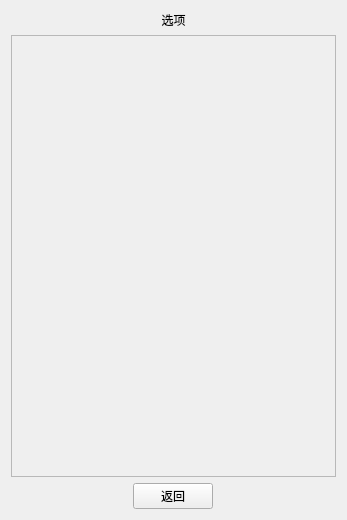
Qt form ui_class/option_window.ui (reflux18d/MaiGO) before a commit.
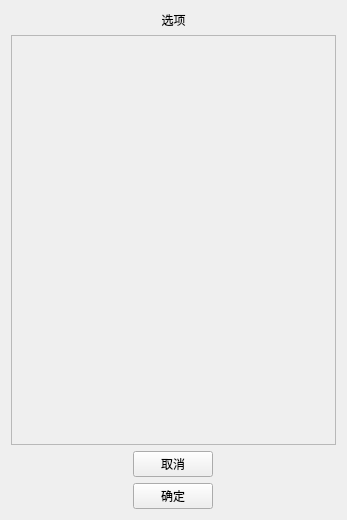
The same form after that commit.

Diff of the .ui file:
```diff
--- a/ui_class/option_window.ui
+++ b/ui_class/option_window.ui
@@ -50,7 +50,7 @@
           <x>0</x>
           <y>0</y>
           <width>325</width>
-          <height>447</height>
+          <height>420</height>
          </rect>
         </property>
        </widget>
@@ -58,9 +58,7 @@
      </item>
     </layout>
    </item>
-   <item>
-    <layout class="QHBoxLayout" name="bottom_layout">
-     <item>
+   <item alignment="Qt::AlignHCenter">
       <widget class="QPushButton" name="return_button">
        <property name="sizePolicy">
         <sizepolicy hsizetype="Fixed" vsizetype="Fixed">
@@ -69,11 +67,22 @@
         </sizepolicy>
        </property>
        <property name="text">
-        <string>返回</string>
+      <string>取消</string>
        </property>
       </widget>
      </item>
-    </layout>
+   <item alignment="Qt::AlignHCenter">
+    <widget class="QPushButton" name="Fixed_button">
+     <property name="sizePolicy">
+      <sizepolicy hsizetype="Fixed" vsizetype="Fixed">
+       <horstretch>0</horstretch>
+       <verstretch>0</verstretch>
+      </sizepolicy>
+     </property>
+     <property name="text">
+      <string>确定</string>
+     </property>
+    </widget>
    </item>
   </layout>
  </widget>
```
Lines whose indentation alone changed are shown as unchanged.
